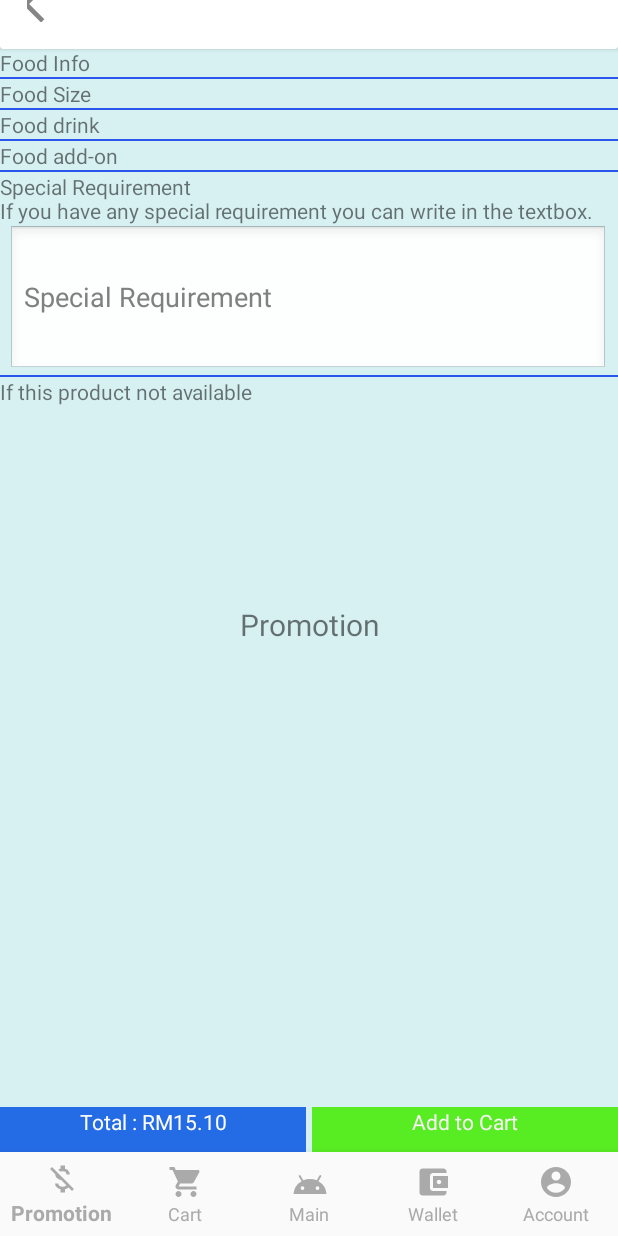
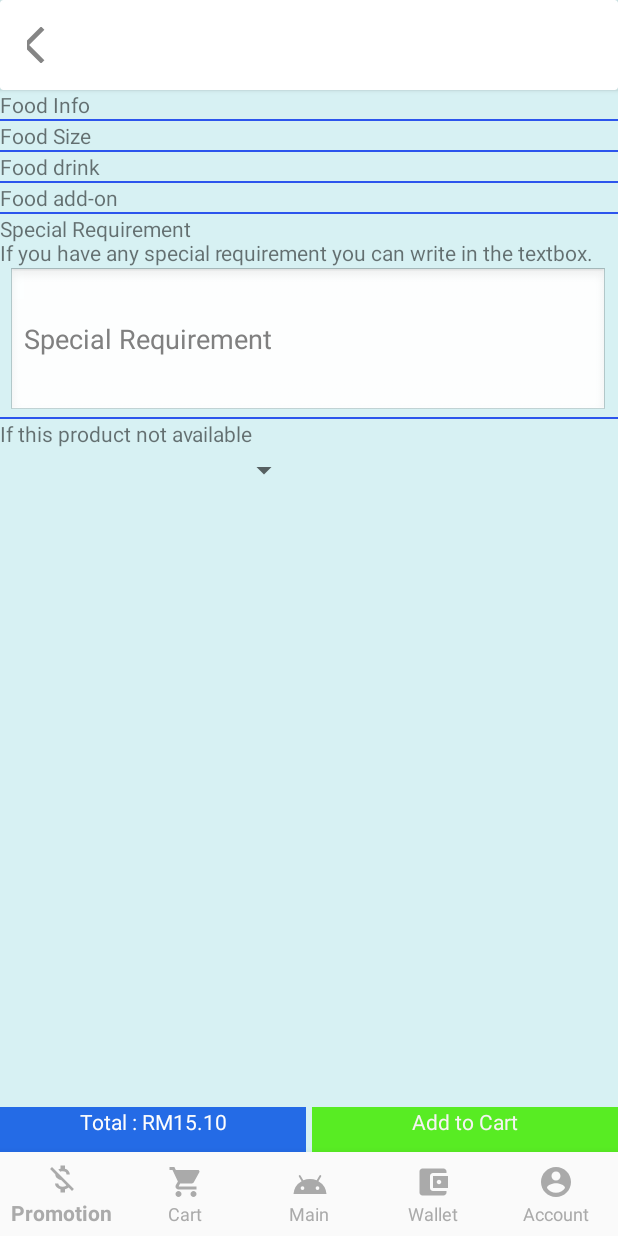
Before and after one commit to liaukx-tarc/Foodpenguin, an Android app: the fragment food_info_Fragment shown on its own in the app's theme, on a phone screen of 412 x 824 dp. Run offline under Robolectric (Android 15) with nearby library versions, the light colour scheme and no system bars.

Commit message:
Half complete by yeosf 11/8/2020

```diff
--- a/app/src/main/java/com/xhpp/foodpenguin/ui/food_info/food_info_Fragment.java
+++ b/app/src/main/java/com/xhpp/foodpenguin/ui/food_info/food_info_Fragment.java
@@ -5,18 +5,24 @@
 import androidx.annotation.NonNull;
 import androidx.annotation.Nullable;
 import androidx.fragment.app.Fragment;
+import androidx.fragment.app.FragmentManager;
+import androidx.fragment.app.FragmentTransaction;
 
 import android.view.LayoutInflater;
 import android.view.View;
 import android.view.ViewGroup;
 import android.view.WindowManager;
+import android.widget.AdapterView;
 import android.widget.ArrayAdapter;
+import android.widget.ImageButton;
 import android.widget.Spinner;
 
 import com.xhpp.foodpenguin.R;
+import com.xhpp.foodpenguin.ui.cart.CartFragment;
 
-public class food_info_Fragment extends Fragment {
+public class food_info_Fragment extends Fragment implements View.OnClickListener, AdapterView.OnItemSelectedListener{
 
+    ImageButton back;
 
     @Nullable
     @Override
@@ -30,6 +36,29 @@
         spinner.setAdapter(adapter);
 
 
+        back = view.findViewById(R.id.back);
+
+        back.setOnClickListener(this);
+
         return view;
     }
+
+    public void onClick(View view){
+        CartFragment cartFragment = new CartFragment();
+        FragmentManager fragmentManager = getFragmentManager();
+        FragmentTransaction fragmentTransaction = fragmentManager.beginTransaction();
+        fragmentTransaction.replace(((ViewGroup)getView().getParent()).getId(), cartFragment);
+        fragmentTransaction.addToBackStack(null);
+        fragmentTransaction.commit();
+    }
+
+    @Override
+    public void onItemSelected(AdapterView<?> adapterView, View view, int i, long l) {
+        String spinnerLabel = adapterView.getItemAtPosition(i).toString();
+    }
+
+    @Override
+    public void onNothingSelected(AdapterView<?> adapterView) {
+
+    }
 }
--- a/app/src/main/res/drawable/checkout_button_bank_pressed.xml
+++ b/app/src/main/res/drawable/checkout_button_bank_pressed.xml
@@ -4,11 +4,11 @@
         <shape android:shape="rectangle">
             <solid android:color="@color/colorButton"/>
             <stroke android:color="#3b91d7" android:width="2dp"/>
-            <size android:height="50dp" android:width="200dp"/>
+            <size android:height="80dp" android:width="400dp"/>
         </shape>
     </item>
 
-    <item android:drawable="@drawable/ic_baseline_account_balance_48" android:gravity="left"/>
+    <item android:drawable="@drawable/ic_baseline_account_balance_48" android:height="70dp" android:width="70dp" android:top="5dp" android:left="5dp"/>
 
 
 </layer-list>
--- a/app/src/main/res/drawable/checkout_button_card_pressed.xml
+++ b/app/src/main/res/drawable/checkout_button_card_pressed.xml
@@ -4,11 +4,11 @@
         <shape android:shape="rectangle">
             <solid android:color="@color/colorButton"/>
             <stroke android:color="#3b91d7" android:width="2dp"/>
-            <size android:height="50dp" android:width="200dp"/>
+            <size android:height="80dp" android:width="400dp"/>
         </shape>
     </item>
 
-    <item android:drawable="@drawable/ic_baseline_credit_card_48" android:gravity="left"/>
+    <item android:drawable="@drawable/ic_baseline_credit_card_48" android:height="70dp" android:width="70dp" android:top="5dp" android:left="5dp"/>
 
 
 </layer-list>
--- a/app/src/main/res/drawable/checkout_button_wallet_pressed.xml
+++ b/app/src/main/res/drawable/checkout_button_wallet_pressed.xml
@@ -4,11 +4,11 @@
         <shape android:shape="rectangle">
             <solid android:color="@color/colorButton"/>
             <stroke android:color="#3b91d7" android:width="2dp"/>
-            <size android:height="50dp" android:width="200dp"/>
+            <size android:height="80dp" android:width="400dp"/>
         </shape>
     </item>
 
-    <item android:drawable="@drawable/foodpenguin_logo" android:gravity="left" android:height="40dp" android:width="40dp" android:top="5dp" android:left="5dp"/>
+    <item android:drawable="@drawable/foodpenguin_logo" android:gravity="left" android:height="70dp" android:width="70dp" android:top="5dp" android:left="5dp"/>
 
 
 </layer-list>
--- a/app/src/main/res/layout/fragment_cart.xml
+++ b/app/src/main/res/layout/fragment_cart.xml
@@ -249,11 +249,6 @@
 
             </androidx.constraintlayout.widget.ConstraintLayout>
 
-            <Button
-                android:layout_width="wrap_content"
-                android:layout_height="wrap_content"
-                android:id="@+id/foodButton"/>
-
         </LinearLayout>
     </ScrollView>
 
--- a/app/src/main/res/layout/fragment_food_info_.xml
+++ b/app/src/main/res/layout/fragment_food_info_.xml
@@ -4,7 +4,8 @@
     xmlns:tools="http://schemas.android.com/tools"
     android:layout_width="match_parent"
     android:layout_height="match_parent"
-    tools:context=".ui.food_info.food_info_Fragment">
+    tools:context=".ui.food_info.food_info_Fragment"
+    android:background="@color/colorBackground2">
 
     <com.google.android.material.bottomnavigation.BottomNavigationView
     android:id="@+id/nav_view"
@@ -19,17 +20,6 @@
     app:layout_constraintRight_toRightOf="parent"
     app:menu="@menu/bottom_nav_menu" />
 
-    <fragment
-        android:id="@+id/nav_host_fragment"
-        android:name="androidx.navigation.fragment.NavHostFragment"
-        android:layout_width="match_parent"
-        android:layout_height="match_parent"
-        app:defaultNavHost="true"
-        app:layout_constraintBottom_toTopOf="@id/nav_view"
-        app:layout_constraintLeft_toLeftOf="parent"
-        app:layout_constraintRight_toRightOf="parent"
-        app:layout_constraintTop_toTopOf="parent"
-        app:navGraph="@navigation/mobile_navigation" />
 
     <androidx.cardview.widget.CardView
         android:layout_width="match_parent"
```
Also changed, not shown: app/src/main/java/com/xhpp/foodpenguin/ui/cart/CartFragment.java (+32 -2 lines), app/src/main/java/com/xhpp/foodpenguin/ui/checkout/checkout_fragment.java (+16 -8 lines), app/src/main/res/layout/fragment_checkout_fragment.xml (indentation only). Lines whose indentation alone changed are shown as unchanged.
